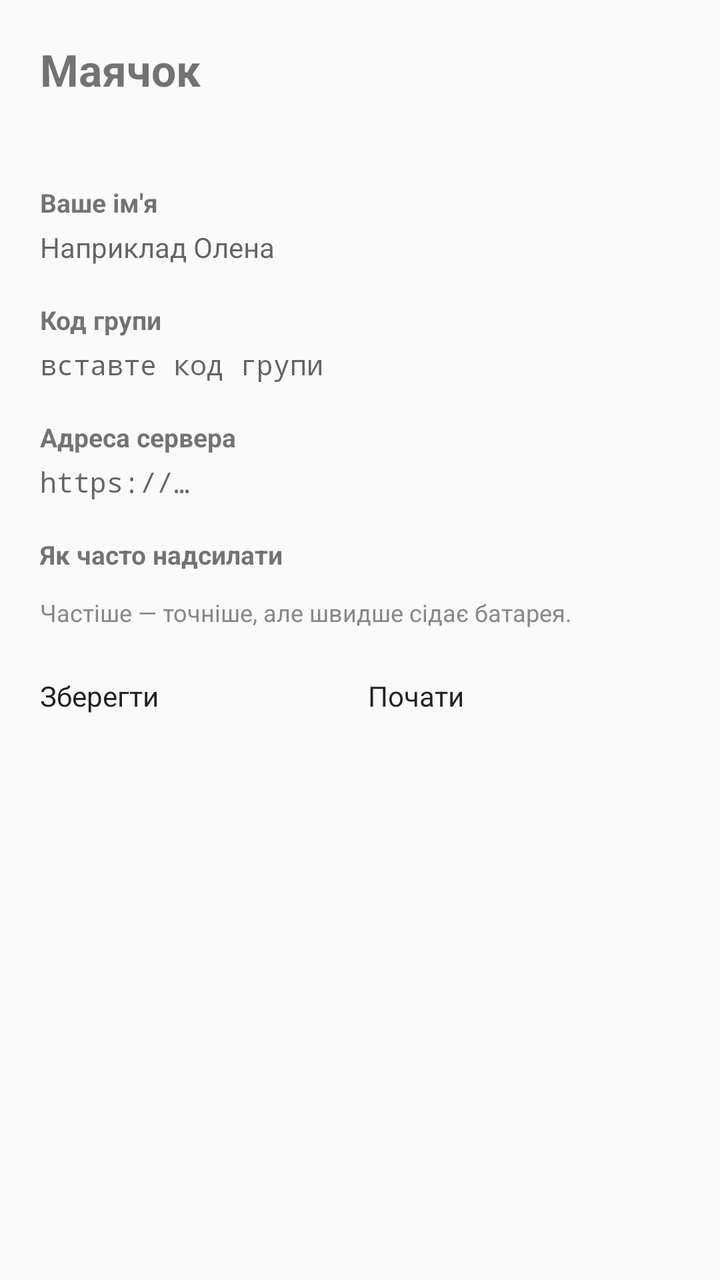
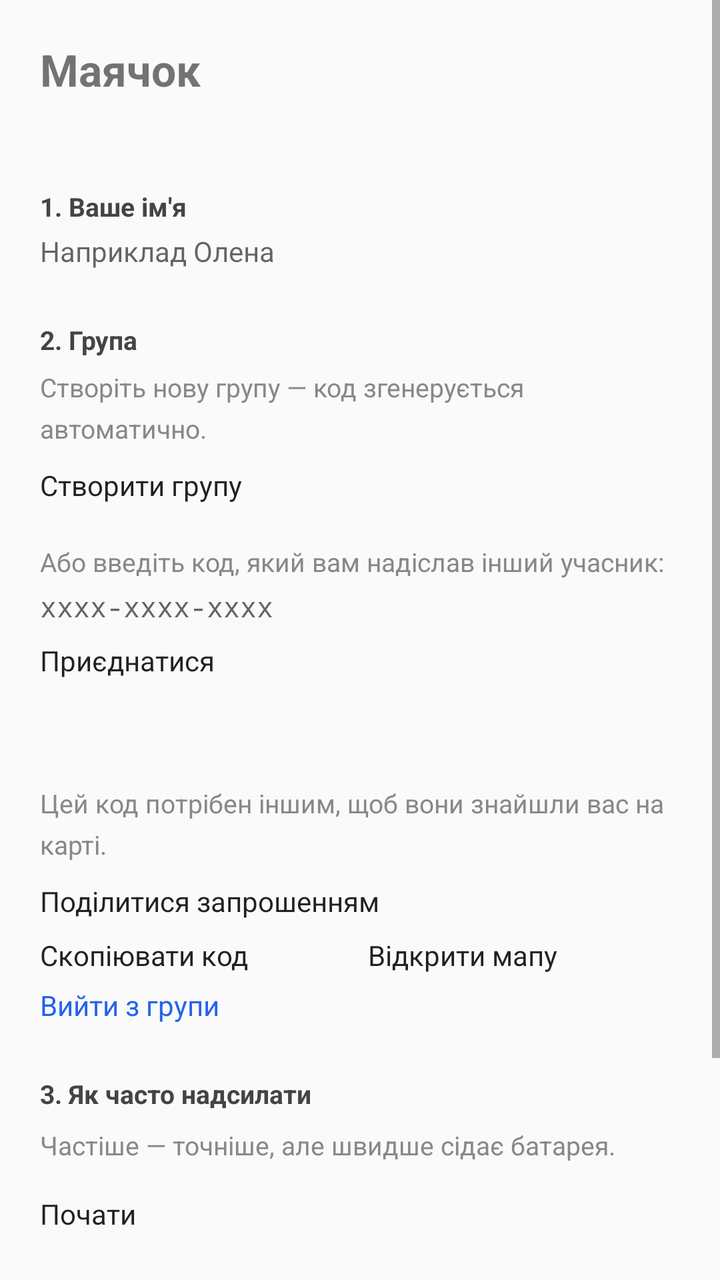

The first picture is an Android layout as it rendered before a commit; the second is the same layout after the commit. The layout source and the unified diff follow.
<!-- AndroidManifest.xml: application theme AppTheme -->
<!-- res/layout/activity_main.xml -->
<?xml version="1.0" encoding="utf-8"?>
<ScrollView xmlns:android="http://schemas.android.com/apk/res/android"
    android:layout_width="match_parent"
    android:layout_height="match_parent"
    android:fillViewport="true">

    <LinearLayout
        android:layout_width="match_parent"
        android:layout_height="wrap_content"
        android:orientation="vertical"
        android:padding="20dp">

        <TextView
            android:layout_width="wrap_content"
            android:layout_height="wrap_content"
            android:text="@string/app_name"
            android:textSize="22sp"
            android:textStyle="bold" />

        <TextView
            android:id="@+id/status"
            android:layout_width="wrap_content"
            android:layout_height="wrap_content"
            android:layout_marginTop="4dp"
            android:layout_marginBottom="20dp"
            android:textColor="#666666"
            android:textSize="14sp" />

        <TextView
            android:layout_width="wrap_content"
            android:layout_height="wrap_content"
            android:text="@string/label_name"
            android:textSize="13sp"
            android:textStyle="bold" />

        <EditText
            android:id="@+id/name"
            android:layout_width="match_parent"
            android:layout_height="wrap_content"
            android:layout_marginTop="4dp"
            android:hint="@string/hint_name"
            android:importantForAutofill="no"
            android:inputType="textPersonName"
            android:maxLength="24" />

        <TextView
            android:layout_width="wrap_content"
            android:layout_height="wrap_content"
            android:layout_marginTop="18dp"
            android:text="@string/label_code"
            android:textSize="13sp"
            android:textStyle="bold" />

        <EditText
            android:id="@+id/code"
            android:layout_width="match_parent"
            android:layout_height="wrap_content"
            android:layout_marginTop="4dp"
            android:fontFamily="monospace"
            android:hint="@string/hint_code"
            android:importantForAutofill="no"
            android:inputType="textNoSuggestions" />

        <TextView
            android:layout_width="wrap_content"
            android:layout_height="wrap_content"
            android:layout_marginTop="18dp"
            android:text="@string/label_api"
            android:textSize="13sp"
            android:textStyle="bold" />

        <EditText
            android:id="@+id/api"
            android:layout_width="match_parent"
            android:layout_height="wrap_content"
            android:layout_marginTop="4dp"
            android:fontFamily="monospace"
            android:hint="@string/hint_api"
            android:importantForAutofill="no"
            android:inputType="textUri" />

        <TextView
            android:layout_width="wrap_content"
            android:layout_height="wrap_content"
            android:layout_marginTop="18dp"
            android:text="@string/label_interval"
            android:textSize="13sp"
            android:textStyle="bold" />

        <Spinner
            android:id="@+id/interval"
            android:layout_width="match_parent"
            android:layout_height="wrap_content"
            android:layout_marginTop="4dp" />

        <TextView
            android:layout_width="wrap_content"
            android:layout_height="wrap_content"
            android:layout_marginTop="8dp"
            android:text="@string/note_battery"
            android:textColor="#888888"
            android:textSize="12sp" />

        <LinearLayout
            android:layout_width="match_parent"
            android:layout_height="wrap_content"
            android:layout_marginTop="24dp"
            android:orientation="horizontal">

            <Button
                android:id="@+id/save"
                android:layout_width="0dp"
                android:layout_height="wrap_content"
                android:layout_marginEnd="8dp"
                android:layout_weight="1"
                android:text="@string/btn_save" />

            <Button
                android:id="@+id/toggle"
                android:layout_width="0dp"
                android:layout_height="wrap_content"
                android:layout_weight="1"
                android:text="@string/btn_start" />
        </LinearLayout>

    </LinearLayout>
</ScrollView>
<!-- resources referenced by this layout -->
<resources>
  <string name="app_name">Маячок</string>
  <string name="btn_save">Зберегти</string>
  <string name="btn_start">Почати</string>
  <string name="hint_api">https://…</string>
  <string name="hint_code">вставте код групи</string>
  <string name="hint_name">Наприклад Олена</string>
  <string name="label_api">Адреса сервера</string>
  <string name="label_code">Код групи</string>
  <string name="label_interval">Як часто надсилати</string>
  <string name="label_name">Ваше ім\'я</string>
  <string name="note_battery">Частіше — точніше, але швидше сідає батарея.</string>
  <style name="AppTheme" parent="@android:style/Theme.Material.Light.DarkActionBar" />
</resources>

<!-- the commit's change to res/layout/activity_main.xml (unified diff, before → after) -->
@@ -10,6 +10,7 @@
         android:orientation="vertical"
         android:padding="20dp">
 
+        
         <TextView
             android:layout_width="wrap_content"
             android:layout_height="wrap_content"
@@ -22,105 +23,178 @@
             android:layout_width="wrap_content"
             android:layout_height="wrap_content"
             android:layout_marginTop="4dp"
-            android:layout_marginBottom="20dp"
+            android:layout_marginBottom="22dp"
             android:textColor="#666666"
             android:textSize="14sp" />
 
-        <TextView
-            android:layout_width="wrap_content"
-            android:layout_height="wrap_content"
-            android:text="@string/label_name"
-            android:textSize="13sp"
-            android:textStyle="bold" />
+        
+        <TextView
+            style="@style/Label"
+            android:text="@string/label_name" />
 
         <EditText
             android:id="@+id/name"
-            android:layout_width="match_parent"
-            android:layout_height="wrap_content"
-            android:layout_marginTop="4dp"
+            style="@style/Field"
             android:hint="@string/hint_name"
             android:importantForAutofill="no"
-            android:inputType="textPersonName"
+            android:inputType="textPersonName|textCapWords"
             android:maxLength="24" />
 
-        <TextView
-            android:layout_width="wrap_content"
-            android:layout_height="wrap_content"
-            android:layout_marginTop="18dp"
-            android:text="@string/label_code"
-            android:textSize="13sp"
-            android:textStyle="bold" />
-
-        <EditText
-            android:id="@+id/code"
-            android:layout_width="match_parent"
-            android:layout_height="wrap_content"
-            android:layout_marginTop="4dp"
-            android:fontFamily="monospace"
-            android:hint="@string/hint_code"
-            android:importantForAutofill="no"
-            android:inputType="textNoSuggestions" />
-
-        <TextView
-            android:layout_width="wrap_content"
-            android:layout_height="wrap_content"
-            android:layout_marginTop="18dp"
-            android:text="@string/label_api"
-            android:textSize="13sp"
-            android:textStyle="bold" />
-
-        <EditText
-            android:id="@+id/api"
-            android:layout_width="match_parent"
-            android:layout_height="wrap_content"
-            android:layout_marginTop="4dp"
-            android:fontFamily="monospace"
-            android:hint="@string/hint_api"
-            android:importantForAutofill="no"
-            android:inputType="textUri" />
-
-        <TextView
-            android:layout_width="wrap_content"
-            android:layout_height="wrap_content"
-            android:layout_marginTop="18dp"
-            android:text="@string/label_interval"
-            android:textSize="13sp"
-            android:textStyle="bold" />
+        
+        <TextView
+            style="@style/Label"
+            android:layout_marginTop="26dp"
+            android:text="@string/label_group" />
+
+        
+        <LinearLayout
+            android:id="@+id/group_empty"
+            android:layout_width="match_parent"
+            android:layout_height="wrap_content"
+            android:orientation="vertical">
+
+            <TextView
+                style="@style/Hint"
+                android:text="@string/hint_group_new" />
+
+            <Button
+                android:id="@+id/create"
+                android:layout_width="match_parent"
+                android:layout_height="wrap_content"
+                android:layout_marginTop="10dp"
+                android:text="@string/btn_create_group" />
+
+            <TextView
+                style="@style/Hint"
+                android:layout_marginTop="20dp"
+                android:text="@string/hint_group_join" />
+
+            <EditText
+                android:id="@+id/code"
+                style="@style/Field"
+                android:fontFamily="monospace"
+                android:hint="@string/hint_code"
+                android:importantForAutofill="no"
+                android:inputType="textNoSuggestions" />
+
+            <Button
+                android:id="@+id/join"
+                android:layout_width="match_parent"
+                android:layout_height="wrap_content"
+                android:layout_marginTop="8dp"
+                android:text="@string/btn_join_group" />
+        </LinearLayout>
+
+        
+        <LinearLayout
+            android:id="@+id/group_ready"
+            android:layout_width="match_parent"
+            android:layout_height="wrap_content"
+            android:orientation="vertical">
+
+            <TextView
+                android:id="@+id/code_value"
+                style="@style/CodeBig" />
+
+            <TextView
+                style="@style/Hint"
+                android:text="@string/hint_code_share" />
+
+            <Button
+                android:id="@+id/share"
+                android:layout_width="match_parent"
+                android:layout_height="wrap_content"
+                android:layout_marginTop="10dp"
+                android:text="@string/btn_share" />
+
+            <LinearLayout
+                android:layout_width="match_parent"
+                android:layout_height="wrap_content"
+                android:layout_marginTop="8dp"
+                android:orientation="horizontal">
+
+                <Button
+                    android:id="@+id/copy"
+                    android:layout_width="0dp"
+                    android:layout_height="wrap_content"
+                    android:layout_marginEnd="8dp"
+                    android:layout_weight="1"
+                    android:text="@string/btn_copy_code" />
+
+                <Button
+                    android:id="@+id/map"
+                    android:layout_width="0dp"
+                    android:layout_height="wrap_content"
+                    android:layout_weight="1"
+                    android:text="@string/btn_map" />
+            </LinearLayout>
+
+            <Button
+                android:id="@+id/forget"
+                style="@style/Link"
+                android:layout_marginTop="6dp"
+                android:text="@string/btn_forget" />
+        </LinearLayout>
+
+        
+        <TextView
+            style="@style/Label"
+            android:layout_marginTop="26dp"
+            android:text="@string/label_interval" />
 
         <Spinner
             android:id="@+id/interval"
             android:layout_width="match_parent"
             android:layout_height="wrap_content"
-            android:layout_marginTop="4dp" />
-
-        <TextView
-            android:layout_width="wrap_content"
-            android:layout_height="wrap_content"
-            android:layout_marginTop="8dp"
-            android:text="@string/note_battery"
-            android:textColor="#888888"
-            android:textSize="12sp" />
+            android:layout_marginTop="2dp" />
+
+        <TextView
+            style="@style/Hint"
+            android:text="@string/note_battery" />
+
+        <Button
+            android:id="@+id/toggle"
+            android:layout_width="match_parent"
+            android:layout_height="wrap_content"
+            android:layout_marginTop="16dp"
+            android:text="@string/btn_start" />
+
+        
+        <View
+            android:layout_width="match_parent"
+            android:layout_height="1dp"
+            android:layout_marginTop="28dp"
+            android:layout_marginBottom="18dp"
+            android:background="#e0e0e0" />
+
+        <TextView
+            style="@style/Label"
+            android:text="@string/label_help" />
+
+        <TextView
+            style="@style/Hint"
+            android:text="@string/hint_help" />
 
         <LinearLayout
             android:layout_width="match_parent"
             android:layout_height="wrap_content"
-            android:layout_marginTop="24dp"
+            android:layout_marginTop="10dp"
             android:orientation="horizontal">
 
             <Button
-                android:id="@+id/save"
+                android:id="@+id/github"
                 android:layout_width="0dp"
                 android:layout_height="wrap_content"
                 android:layout_marginEnd="8dp"
                 android:layout_weight="1"
-                android:text="@string/btn_save" />
-
-            <Button
-                android:id="@+id/toggle"
+                android:text="@string/btn_github" />
+
+            <Button
+                android:id="@+id/apk"
                 android:layout_width="0dp"
                 android:layout_height="wrap_content"
                 android:layout_weight="1"
-                android:text="@string/btn_start" />
+                android:text="@string/btn_apk" />
         </LinearLayout>
 
     </LinearLayout>
<!-- resource entries referenced after the edit -->
@@ -1,16 +1,63 @@
 <!-- resources referenced by this layout -->
 <resources>
   <string name="app_name">Маячок</string>
-  <string name="btn_save">Зберегти</string>
+  <string name="btn_apk">Завантажити APK</string>
+  <string name="btn_copy_code">Скопіювати код</string>
+  <string name="btn_create_group">Створити групу</string>
+  <string name="btn_forget">Вийти з групи</string>
+  <string name="btn_github">Проєкт</string>
+  <string name="btn_join_group">Приєднатися</string>
+  <string name="btn_map">Відкрити мапу</string>
+  <string name="btn_share">Поділитися запрошенням</string>
   <string name="btn_start">Почати</string>
-  <string name="hint_api">https://…</string>
-  <string name="hint_code">вставте код групи</string>
+  <string name="hint_code">xxxx-xxxx-xxxx</string>
+  <string name="hint_code_share">Цей код потрібен іншим, щоб вони знайшли вас на карті.</string>
+  <string name="hint_group_join">Або введіть код, який вам надіслав інший учасник:</string>
+  <string name="hint_group_new">Створіть нову групу — код згенерується автоматично.</string>
+  <string name="hint_help">Всім у групі видно одне одного. Точка зникає через 30 хв без оновлень.</string>
   <string name="hint_name">Наприклад Олена</string>
-  <string name="label_api">Адреса сервера</string>
-  <string name="label_code">Код групи</string>
-  <string name="label_interval">Як часто надсилати</string>
-  <string name="label_name">Ваше ім\'я</string>
+  <string name="label_group">2. Група</string>
+  <string name="label_help">4. Довідка</string>
+  <string name="label_interval">3. Як часто надсилати</string>
+  <string name="label_name">1. Ваше ім\'я</string>
   <string name="note_battery">Частіше — точніше, але швидше сідає батарея.</string>
+  <style name="CodeBig">
+          <item name="android:layout_width">match_parent</item>
+          <item name="android:layout_height">wrap_content</item>
+          <item name="android:fontFamily">monospace</item>
+          <item name="android:textSize">26sp</item>
+          <item name="android:textStyle">bold</item>
+          <item name="android:letterSpacing">0.08</item>
+          <item name="android:paddingTop">6dp</item>
+          <item name="android:paddingBottom">6dp</item>
+      </style>
+  <style name="Field">
+          <item name="android:layout_width">match_parent</item>
+          <item name="android:layout_height">wrap_content</item>
+          <item name="android:layout_marginTop">4dp</item>
+      </style>
+  <style name="Hint">
+          <item name="android:layout_width">match_parent</item>
+          <item name="android:layout_height">wrap_content</item>
+          <item name="android:layout_marginTop">6dp</item>
+          <item name="android:textSize">13sp</item>
+          <item name="android:textColor">#888888</item>
+          <item name="android:lineSpacingMultiplier">1.3</item>
+      </style>
+  <style name="Label">
+          <item name="android:layout_width">wrap_content</item>
+          <item name="android:layout_height">wrap_content</item>
+          <item name="android:textSize">13sp</item>
+          <item name="android:textStyle">bold</item>
+          <item name="android:textColor">#444444</item>
+      </style>
+  <style name="Link">
+          <item name="android:layout_width">match_parent</item>
+          <item name="android:layout_height">wrap_content</item>
+          <item name="android:background">@android:color/transparent</item>
+          <item name="android:textColor">#2563eb</item>
+          <item name="android:textSize">14sp</item>
+      </style>
   <style name="AppTheme" parent="@android:style/Theme.Material.Light.DarkActionBar" />
 </resources>
 
